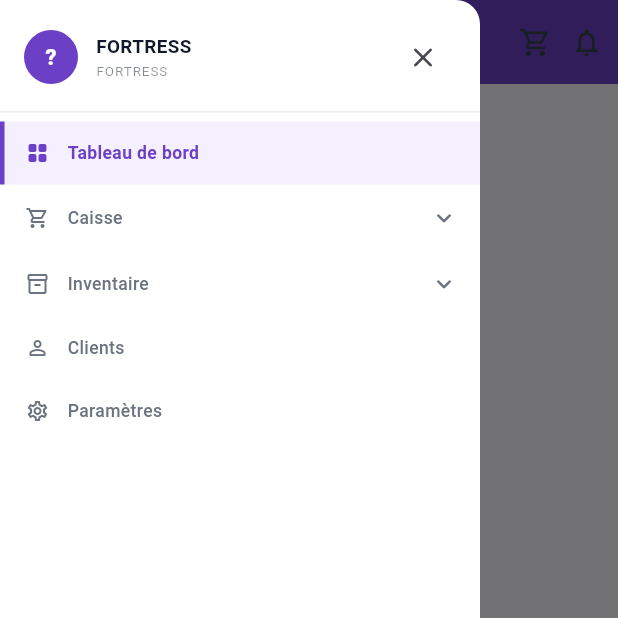
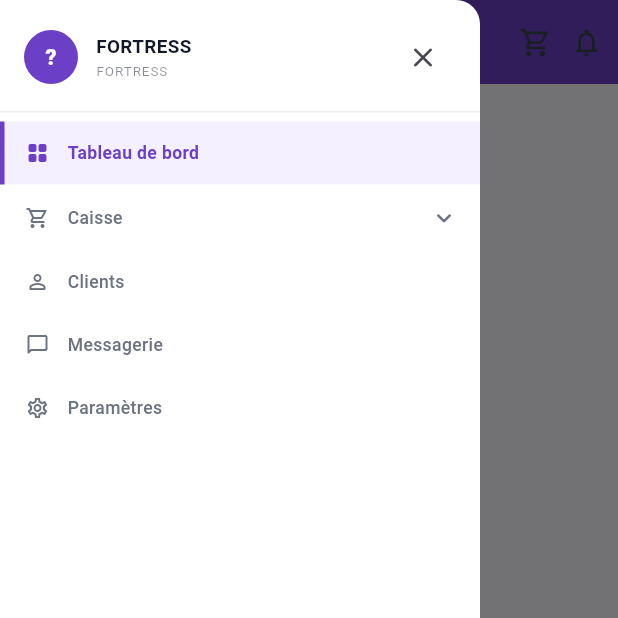
Before and after one commit to borisio94/fortress, a Flutter app: the _MobileShell screen opened directly with empty values, with the side drawer open, on a phone screen of 412 x 824 dp, the top half of it. Run offline on Flutter 3.47's test engine with Material 3 defaults, Android fonts, the phone set to English and light mode, and no system bars; drawn by our look-alikes of sentry_flutter; our stand-ins replace app_links, cached_network_image, connectivity_plus, dio, equatable, fl_chart and 14 more; accounts and stored records are empty; network calls fail; Roboto replaces fonts that are missing (SF Pro Display).

Commit message:
fix(nav): Hub central visible aussi dans le drawer mobile (owners)
Hub avait mobileHidden:true → exclu de shellMobileDrawerItems. Un owner
multi-boutiques en a besoin sur mobile aussi. Retrait du flag : le Hub
apparaît désormais dans le drawer mobile ET la sidebar desktop, toujours
gaté visibleIf isOwner.

Co-Authored-By: Claude Opus 4.7 (1M context) <noreply@anthropic.com>

```diff
--- a/lib/shared/navigation/shell_nav_items.dart
+++ b/lib/shared/navigation/shell_nav_items.dart
@@ -127,7 +127,9 @@ final List<ShellNavItem> kShellNavItems = [
     label:        (l) => l.navInventory,
     labelMobile:  (l) => l.navStock,
     route:        (id) => '/shop/$id/inventaire',
-    visibleIf:    (p) => p.canViewProducts,
+    // Inventaire réservé à admin + owner (cf. demande UX). Les employés
+    // (rôle 'user') ne voient pas l'item dans le drawer.
+    visibleIf:    (p) => p.isShopAdmin && p.canViewProducts,
     badge:        _inventoryIncidentsBadge,
     primary:      true,
     children: [
@@ -136,25 +138,21 @@ final List<ShellNavItem> kShellNavItems = [
         iconSelected: Icons.inventory_2_rounded,
         label:        (l) => l.navInvProduits,
         route:        (id) => '/shop/$id/inventaire',
-        visibleIf:    (p) => p.canViewProducts,
+        visibleIf:    (p) => p.isShopAdmin && p.canViewProducts,
       ),
       ShellNavItem(
         icon:         Icons.warehouse_outlined,
         iconSelected: Icons.warehouse_rounded,
         label:        (l) => l.navInvEmplacements,
         route:        (id) => '/shop/$id/parametres/locations',
-        visibleIf:    (p) => p.canViewProducts,
+        visibleIf:    (p) => p.isShopAdmin && p.canViewProducts,
       ),
-      // Transferts + Mouvements supprimés du menu (round 13) — accessibles
-      // depuis les actions inline produit (transfert) et la page emplacements
-      // (historique mouvements). Évite la confusion entre "Mouvement" et
-      // "Historique".
       ShellNavItem(
         icon:         Icons.warning_amber_outlined,
         iconSelected: Icons.warning_amber_rounded,
         label:        (l) => l.navInvIncidents,
         route:        (id) => '/shop/$id/inventaire/incidents',
-        visibleIf:    (p) => p.canViewProducts,
+        visibleIf:    (p) => p.isShopAdmin && p.canViewProducts,
         badge:        _inventoryIncidentsBadge,
       ),
     ],
@@ -184,16 +182,17 @@ final List<ShellNavItem> kShellNavItems = [
     route:        (id) => '/shop/$id/historique',
     visibleIf:    (p) => p.canViewActivity,
   ),
-  // Membres — desktop uniquement. Sur mobile, l'accès passe par
-  // Paramètres › Gestion boutique pour alléger le drawer.
+  // Messagerie — visible pour tout membre (vendeurs inclus) afin qu'ils
+  // puissent ouvrir un ticket. La page filtre côté UI selon hiérarchie.
   ShellNavItem(
-    icon:         Icons.group_outlined,
-    iconSelected: Icons.group_rounded,
-    label:        (l) => l.navMembers,
-    route:        (id) => '/shop/$id/parametres/users',
-    visibleIf:    (p) => p.canManageMembers,
-    mobileHidden: true,
+    icon:         Icons.chat_bubble_outline_rounded,
+    iconSelected: Icons.chat_bubble_rounded,
+    label:        (_) => 'Messagerie',
+    route:        (id) => '/shop/$id/tickets',
+    visibleIf:    (p) => p.isMember,
   ),
+  // Membres retiré du drawer (mobile + desktop) — accessible uniquement
+  // depuis Paramètres › Paramètres boutique pour éviter le doublon.
   ShellNavItem(
     icon:         Icons.settings_outlined,
     iconSelected: Icons.settings_rounded,
@@ -213,12 +212,10 @@ final List<ShellNavItem> kShellNavItems = [
     label:        (l) => l.navHub,
     // Hub central est hors ShellRoute : la route est fixe (/hub) et
     // indépendante du shopId courant. Réservée aux owners qui gèrent
-    // potentiellement plusieurs boutiques. `mobileHidden: true` car un
-    // user mobile gère typiquement une seule boutique — Hub reste
-    // accessible via la sidebar desktop.
+    // potentiellement plusieurs boutiques. Désormais visible aussi dans
+    // le drawer mobile (un owner multi-boutiques en a besoin sur mobile).
     route:        (_) => '/hub',
     visibleIf:    (p) => p.isOwner,
-    mobileHidden: true,
   ),
 ];
 
@@ -265,7 +262,20 @@ List<ShellNavItem> shellAllItems(AppPermissions perms) =>
 /// Les routes sont testées par longueur décroissante pour que
 /// `/shop/$id/inventaire/incidents` matche le sous-item Incidents
 /// (route plus spécifique) plutôt que Inventaire (préfixe).
-int shellSelectedIndex(String currentLocation, String shopId) {
+int shellSelectedIndex(String currentLocation, String shopId,
+    {String? tabQuery}) {
+  // Cas spécial Membres : /parametres/shop?tab=members doit highlight
+  // l'item Membres (route nominale `/parametres/users`). Sans ce check,
+  // le matching par préfixe retomberait sur Paramètres car
+  // `/parametres/shop` startsWith `/parametres/`.
+  if (tabQuery == 'members'
+      && currentLocation == '/shop/$shopId/parametres/shop') {
+    final membersRoute = '/shop/$shopId/parametres/users';
+    final idx = kShellNavItems
+        .indexWhere((i) => !i.desktopHidden && i.route(shopId) == membersRoute);
+    if (idx >= 0) return idx;
+  }
+
   // (parentIndex, route) — inclut routes parents ET routes enfants.
   // Les items `desktopHidden` sont ignorés ici : ce sont des entrées
   // alternatives (drawer Plus mobile), pas le propriétaire canonique de
```
